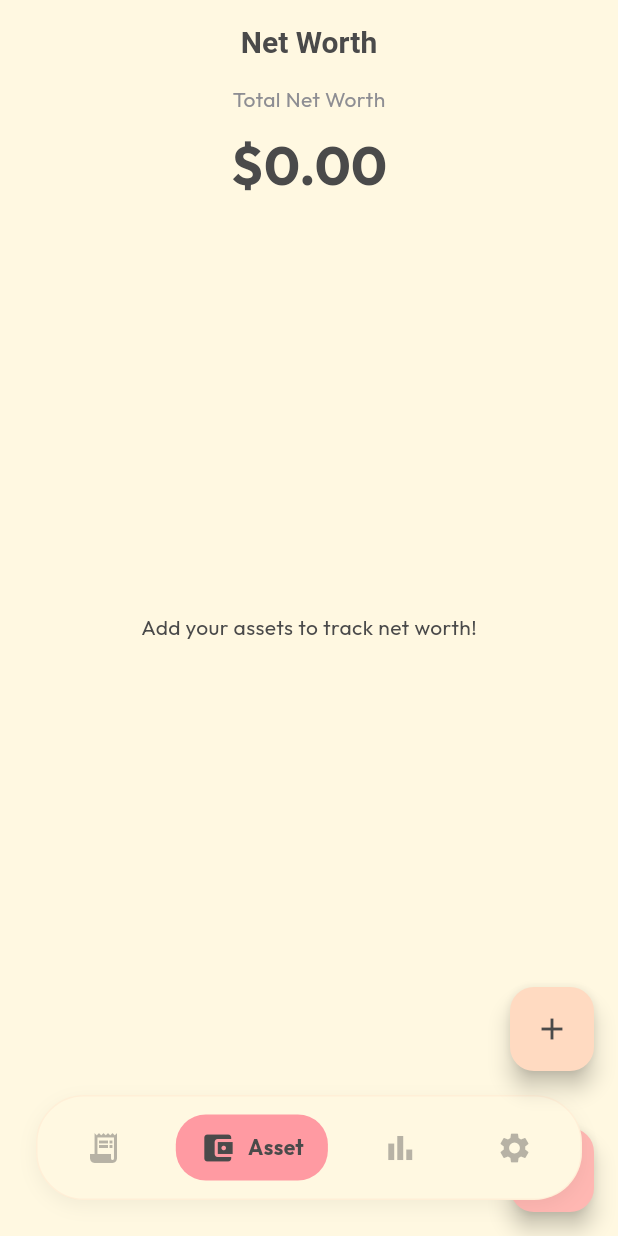
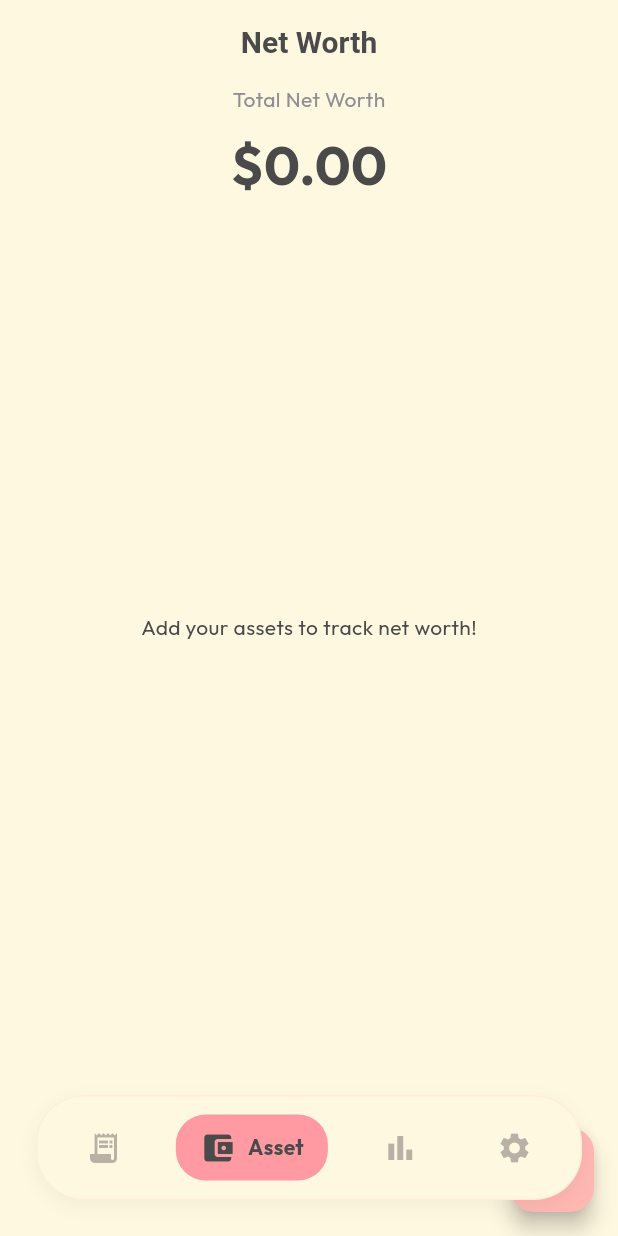
Before and after one commit to amerfathullah/neko-money-manager, a Flutter app: the screen it shows once a user with an empty profile is signed in, item 2 of the bottom bar chosen, on a phone screen of 412 x 824 dp. Run offline on Flutter 3.47's test engine with Material 3 defaults, Android fonts, the phone set to English and light mode, and no system bars; our stand-ins replace cloud_firestore, firebase_auth, firebase_core, fl_chart, flutter_riverpod, google_fonts and 2 more; accounts and stored records are empty; network calls fail.

Commit message:
fix floating action button

```diff
--- a/lib/features/home/presentation/pages/main_scaffold.dart
+++ b/lib/features/home/presentation/pages/main_scaffold.dart
@@ -47,15 +47,19 @@ class _MainScaffoldState extends State<MainScaffold> {
         currentIndex: _currentIndex,
         onTap: _onTabTapped,
       ),
-      floatingActionButton: FloatingActionButton(
+      floatingActionButton: _currentIndex == 0
+          ? FloatingActionButton(
               onPressed: () {
                 Navigator.of(context).push(
-            MaterialPageRoute(builder: (context) => const TransactionPage()),
+                  MaterialPageRoute(
+                    builder: (context) => const TransactionPage(),
+                  ),
                 );
               },
               backgroundColor: AppColors.pastelOrange,
               child: const Icon(Icons.add, color: AppColors.textDark),
-      ),
+            )
+          : null,
       // Adjust floating action button location to not overlap with bottom nav if needed
       // With extendBody, it might overlap. Standard layout usually puts FAB above or docked.
       // Since CustomBottomNav has margin bottom 24, we might want FAB higher up or standard.
```
Also changed, not shown: 1 other file. Lines whose indentation alone changed are shown as unchanged.
